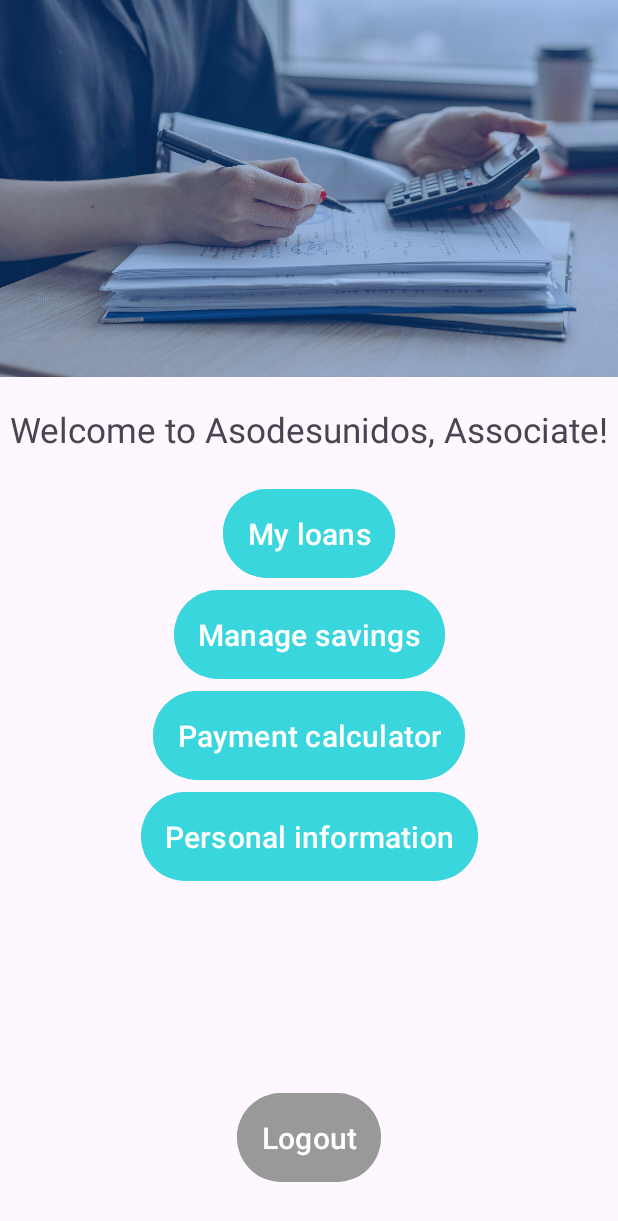
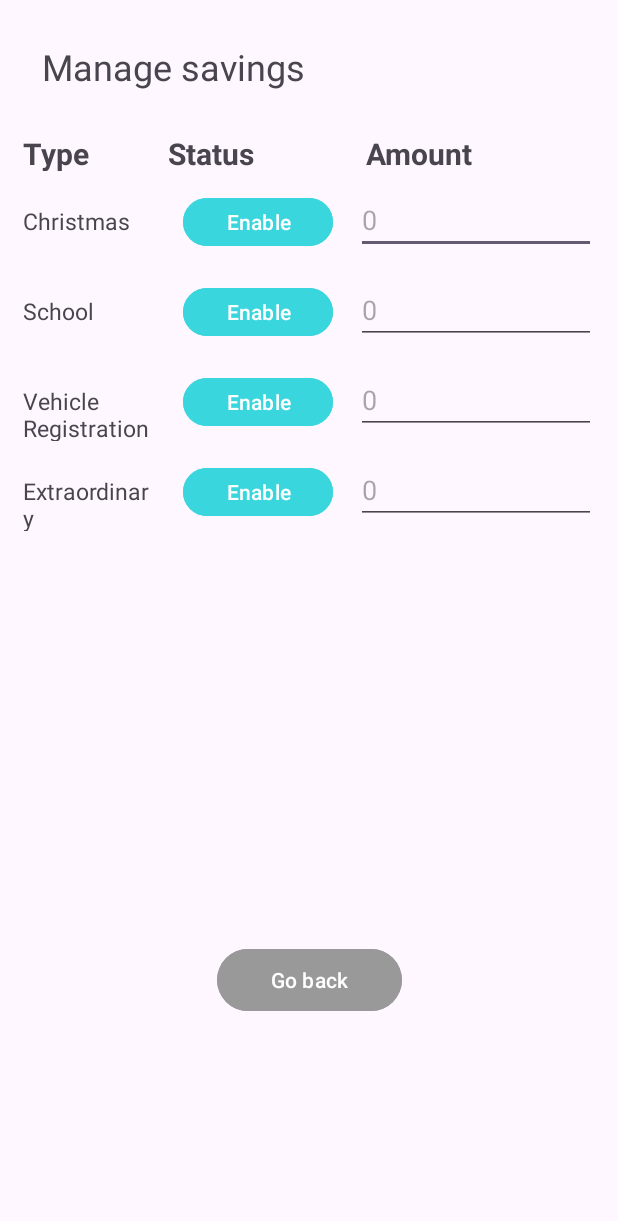
Before and after one commit to gabrielalvmart/asodesunidos, an Android app: the MainMenuCustomer screen opened directly, with no data from a screen before it, after a tap on "Manage savings", on a phone screen of 412 x 824 dp. Shown: the top 1221 px of the screen. Run offline under Robolectric (Android 15) with nearby library versions, the phone set to English and light mode, and no system bars; 3 statements that could not run were skipped.

Commit message:
added some

```diff
--- a/app/src/main/AndroidManifest.xml
+++ b/app/src/main/AndroidManifest.xml
@@ -37,6 +37,9 @@
             android:name=".AssignLoan"
             android:exported="true" />
         <activity
+            android:name=".MySavings"
+            android:exported="true" />
+        <activity
             android:name=".MainActivity"
             android:exported="true">
             <intent-filter>
--- a/app/src/main/java/com/una/proyecto_moviles_asodesunidos/MySavings.kt
+++ b/app/src/main/java/com/una/proyecto_moviles_asodesunidos/MySavings.kt
@@ -37,6 +37,7 @@ class MySavings : AppCompatActivity() {
         txtRegistrationAmount = findViewById(R.id.txt_manage_savings_registration_amount)
         btnEnableExtraordinary = findViewById(R.id.btn_manage_savings_enable_extraordinary)
         txtExtraordinaryAmount = findViewById(R.id.txt_manage_savings_extraordinary_amount)
+        btnBack = findViewById(R.id.btn_manage_savings_back)
 
         // Configuración de listeners
         btnEnableExtraordinary.setOnClickListener { updateSavingsValue("extraordinary", txtExtraordinaryAmount.text.toString(), txtExtraordinaryAmount) }
--- a/app/src/main/res/layout/manage_savings.xml
+++ b/app/src/main/res/layout/manage_savings.xml
@@ -199,7 +199,7 @@
 
 
     <Button
-        android:id="@+id/btn_assignLoan_back"
+        android:id="@+id/btn_manage_savings_back"
         android:layout_width="123dp"
         android:layout_height="49dp"
         android:layout_marginBottom="32dp"
```
